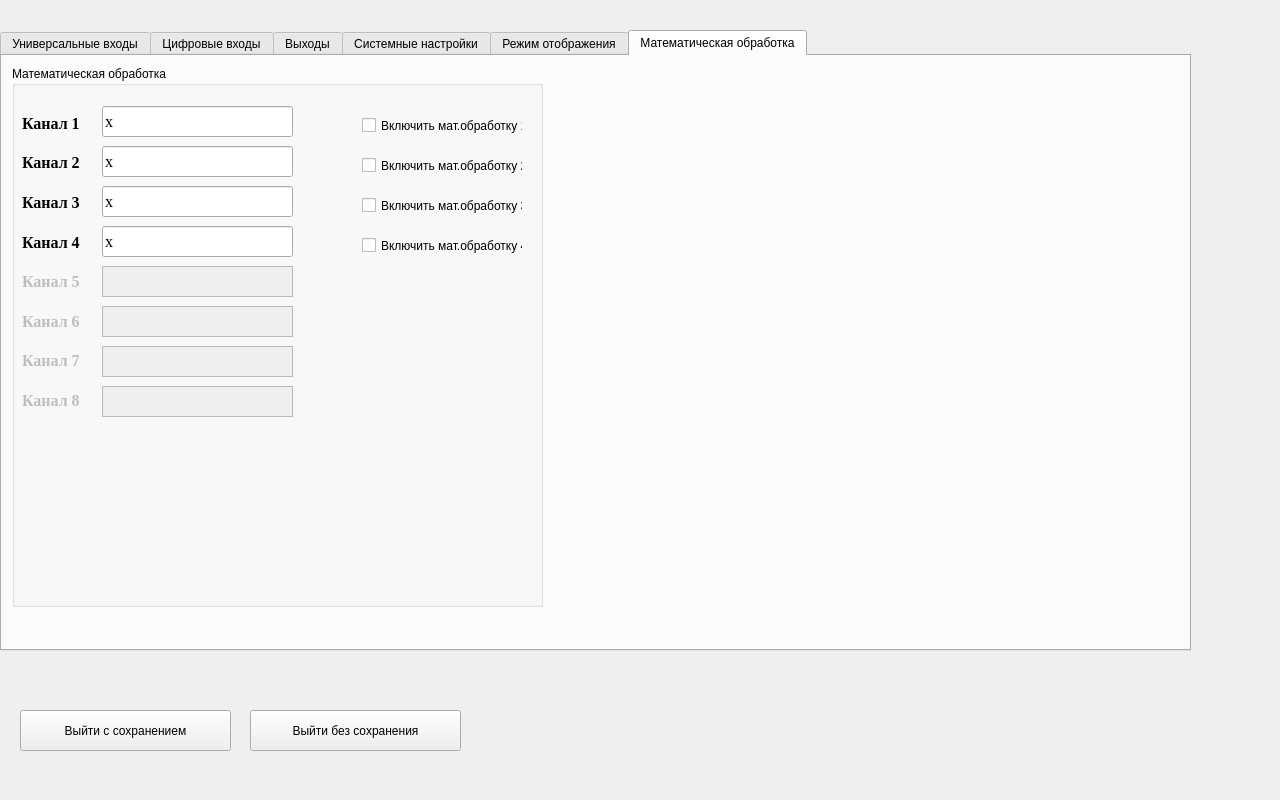
The window that options.ui (tomyqg/topaz-m) describes before a commit, drawn with Qt 5.
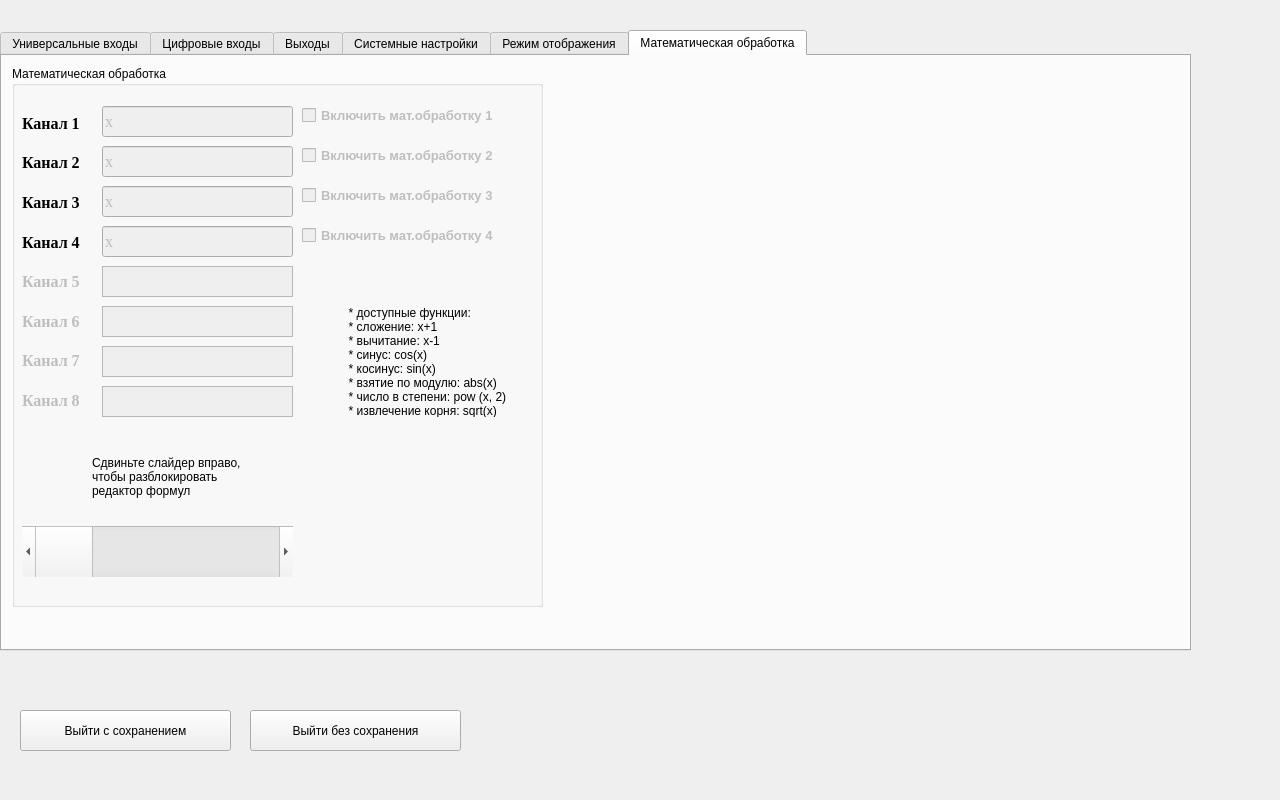
The same window after the commit.

Commit message: some math options added

```diff
--- a/options.ui
+++ b/options.ui
@@ -4841,6 +4841,9 @@
       </layout>
      </widget>
      <widget class="QLineEdit" name="math_text_ch_1">
+      <property name="enabled">
+       <bool>false</bool>
+      </property>
       <property name="geometry">
        <rect>
         <x>90</x>
@@ -4860,6 +4863,9 @@
       </property>
      </widget>
      <widget class="QLineEdit" name="math_text_ch_2">
+      <property name="enabled">
+       <bool>false</bool>
+      </property>
       <property name="geometry">
        <rect>
         <x>90</x>
@@ -4879,6 +4885,9 @@
       </property>
      </widget>
      <widget class="QLineEdit" name="math_text_ch_3">
+      <property name="enabled">
+       <bool>false</bool>
+      </property>
       <property name="geometry">
        <rect>
         <x>90</x>
@@ -4898,6 +4907,9 @@
       </property>
      </widget>
      <widget class="QLineEdit" name="math_text_ch_4">
+      <property name="enabled">
+       <bool>false</bool>
+      </property>
       <property name="geometry">
        <rect>
         <x>90</x>
@@ -4917,57 +4929,148 @@
       </property>
      </widget>
      <widget class="QCheckBox" name="checkBox">
+      <property name="enabled">
+       <bool>false</bool>
+      </property>
       <property name="geometry">
        <rect>
-        <x>350</x>
-        <y>50</y>
-        <width>161</width>
+        <x>290</x>
+        <y>40</y>
+        <width>210</width>
         <height>19</height>
        </rect>
       </property>
+      <property name="font">
+       <font>
+        <pointsize>10</pointsize>
+        <weight>75</weight>
+        <bold>true</bold>
+       </font>
+      </property>
       <property name="text">
        <string>Включить мат.обработку 1</string>
       </property>
      </widget>
      <widget class="QCheckBox" name="checkBox_2">
+      <property name="enabled">
+       <bool>false</bool>
+      </property>
       <property name="geometry">
        <rect>
-        <x>350</x>
-        <y>90</y>
-        <width>161</width>
+        <x>290</x>
+        <y>80</y>
+        <width>210</width>
         <height>19</height>
        </rect>
       </property>
+      <property name="font">
+       <font>
+        <pointsize>10</pointsize>
+        <weight>75</weight>
+        <bold>true</bold>
+       </font>
+      </property>
       <property name="text">
        <string>Включить мат.обработку 2</string>
       </property>
      </widget>
      <widget class="QCheckBox" name="checkBox_3">
+      <property name="enabled">
+       <bool>false</bool>
+      </property>
       <property name="geometry">
        <rect>
-        <x>350</x>
-        <y>130</y>
-        <width>161</width>
+        <x>290</x>
+        <y>120</y>
+        <width>210</width>
         <height>19</height>
        </rect>
       </property>
+      <property name="font">
+       <font>
+        <pointsize>10</pointsize>
+        <weight>75</weight>
+        <bold>true</bold>
+       </font>
+      </property>
       <property name="text">
        <string>Включить мат.обработку 3</string>
       </property>
      </widget>
      <widget class="QCheckBox" name="checkBox_4">
+      <property name="enabled">
+       <bool>false</bool>
+      </property>
       <property name="geometry">
        <rect>
-        <x>350</x>
-        <y>170</y>
-        <width>161</width>
+        <x>290</x>
+        <y>160</y>
+        <width>210</width>
         <height>19</height>
        </rect>
       </property>
+      <property name="font">
+       <font>
+        <pointsize>10</pointsize>
+        <weight>75</weight>
+        <bold>true</bold>
+       </font>
+      </property>
       <property name="text">
        <string>Включить мат.обработку 4</string>
       </property>
      </widget>
+     <widget class="QLabel" name="label_63">
+      <property name="geometry">
+       <rect>
+        <x>320</x>
+        <y>240</y>
+        <width>191</width>
+        <height>111</height>
+       </rect>
+      </property>
+      <property name="text">
+       <string>     * доступные функции:
+     * сложение: x+1
+     * вычитание: x-1
+     * синус: cos(x)
+     * косинус: sin(x)
+     * взятие по модулю: abs(x)
+     * число в степени: pow (x, 2)
+     * извлечение корня: sqrt(x)</string>
+      </property>
+     </widget>
+     <widget class="QScrollBar" name="horizontalScrollBar">
+      <property name="geometry">
+       <rect>
+        <x>10</x>
+        <y>460</y>
+        <width>271</width>
+        <height>51</height>
+       </rect>
+      </property>
+      <property name="pageStep">
+       <number>30</number>
+      </property>
+      <property name="orientation">
+       <enum>Qt::Horizontal</enum>
+      </property>
+     </widget>
+     <widget class="QLabel" name="label_84">
+      <property name="geometry">
+       <rect>
+        <x>80</x>
+        <y>380</y>
+        <width>151</width>
+        <height>61</height>
+       </rect>
+      </property>
+      <property name="text">
+       <string>Сдвиньте слайдер вправо,
+чтобы разблокировать
+редактор формул</string>
+      </property>
+     </widget>
     </widget>
    </widget>
   </widget>
```
The commit also changes 7 other files.
